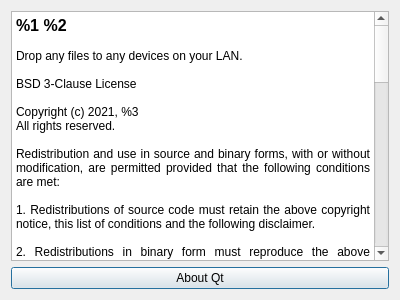
Qt form LANDrop/aboutdialog.ui (LANDrop/LANDrop) before a commit.
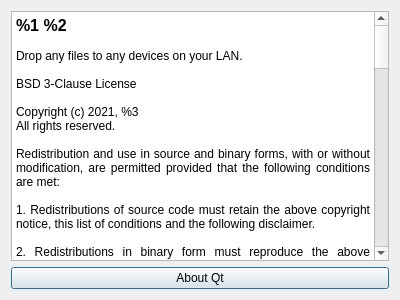
The same form after that commit.

Commit message: icon: Change the icon

What changed in the file:
```diff
--- a/LANDrop/aboutdialog.ui
+++ b/LANDrop/aboutdialog.ui
@@ -23,39 +23,51 @@
       <string>&lt;!DOCTYPE HTML PUBLIC &quot;-//W3C//DTD HTML 4.0//EN&quot; &quot;http://www.w3.org/TR/REC-html40/strict.dtd&quot;&gt;
 &lt;html&gt;&lt;head&gt;&lt;meta name=&quot;qrichtext&quot; content=&quot;1&quot; /&gt;&lt;style type=&quot;text/css&quot;&gt;
 p, li { white-space: pre-wrap; }
-&lt;/style&gt;&lt;/head&gt;&lt;body style=&quot; font-family:'Ubuntu'; font-size:11pt; font-weight:400; font-style:normal;&quot;&gt;
-&lt;p align=&quot;justify&quot; style=&quot; margin-top:0px; margin-bottom:0px; margin-left:0px; margin-right:0px; -qt-block-indent:0; text-indent:0px;&quot;&gt;&lt;span style=&quot; font-family:'Sans Serif'; font-size:12pt; font-weight:600;&quot;&gt;%1 %2&lt;/span&gt;&lt;/p&gt;
-&lt;p align=&quot;justify&quot; style=&quot;-qt-paragraph-type:empty; margin-top:0px; margin-bottom:0px; margin-left:0px; margin-right:0px; -qt-block-indent:0; text-indent:0px; font-family:'Sans Serif'; font-size:9pt;&quot;&gt;&lt;br /&gt;&lt;/p&gt;
-&lt;p align=&quot;justify&quot; style=&quot; margin-top:0px; margin-bottom:0px; margin-left:0px; margin-right:0px; -qt-block-indent:0; text-indent:0px;&quot;&gt;&lt;span style=&quot; font-family:'Sans Serif'; font-size:9pt;&quot;&gt;Drop any files to any devices on your LAN.&lt;/span&gt;&lt;/p&gt;
-&lt;p align=&quot;justify&quot; style=&quot;-qt-paragraph-type:empty; margin-top:0px; margin-bottom:0px; margin-left:0px; margin-right:0px; -qt-block-indent:0; text-indent:0px; font-family:'Sans Serif'; font-size:9pt;&quot;&gt;&lt;br /&gt;&lt;/p&gt;
-&lt;p align=&quot;justify&quot; style=&quot; margin-top:0px; margin-bottom:0px; margin-left:0px; margin-right:0px; -qt-block-indent:0; text-indent:0px;&quot;&gt;&lt;span style=&quot; font-family:'Sans Serif'; font-size:9pt;&quot;&gt;BSD 3-Clause License&lt;/span&gt;&lt;/p&gt;
-&lt;p align=&quot;justify&quot; style=&quot;-qt-paragraph-type:empty; margin-top:0px; margin-bottom:0px; margin-left:0px; margin-right:0px; -qt-block-indent:0; text-indent:0px; font-family:'Sans Serif'; font-size:9pt;&quot;&gt;&lt;br /&gt;&lt;/p&gt;
-&lt;p align=&quot;justify&quot; style=&quot; margin-top:0px; margin-bottom:0px; margin-left:0px; margin-right:0px; -qt-block-indent:0; text-indent:0px;&quot;&gt;&lt;span style=&quot; font-family:'Sans Serif'; font-size:9pt;&quot;&gt;Copyright (c) 2021, %3&lt;/span&gt;&lt;/p&gt;
-&lt;p align=&quot;justify&quot; style=&quot; margin-top:0px; margin-bottom:0px; margin-left:0px; margin-right:0px; -qt-block-indent:0; text-indent:0px;&quot;&gt;&lt;span style=&quot; font-family:'Sans Serif'; font-size:9pt;&quot;&gt;All rights reserved.&lt;/span&gt;&lt;/p&gt;
-&lt;p align=&quot;justify&quot; style=&quot;-qt-paragraph-type:empty; margin-top:0px; margin-bottom:0px; margin-left:0px; margin-right:0px; -qt-block-indent:0; text-indent:0px; font-family:'Sans Serif'; font-size:9pt;&quot;&gt;&lt;br /&gt;&lt;/p&gt;
-&lt;p align=&quot;justify&quot; style=&quot; margin-top:0px; margin-bottom:0px; margin-left:0px; margin-right:0px; -qt-block-indent:0; text-indent:0px;&quot;&gt;&lt;span style=&quot; font-family:'Sans Serif'; font-size:9pt;&quot;&gt;Redistribution and use in source and binary forms, with or without modification, are permitted provided that the following conditions are met:&lt;/span&gt;&lt;/p&gt;
-&lt;p align=&quot;justify&quot; style=&quot;-qt-paragraph-type:empty; margin-top:0px; margin-bottom:0px; margin-left:0px; margin-right:0px; -qt-block-indent:0; text-indent:0px; font-family:'Sans Serif'; font-size:9pt;&quot;&gt;&lt;br /&gt;&lt;/p&gt;
-&lt;p align=&quot;justify&quot; style=&quot; margin-top:0px; margin-bottom:0px; margin-left:0px; margin-right:0px; -qt-block-indent:0; text-indent:0px;&quot;&gt;&lt;span style=&quot; font-family:'Sans Serif'; font-size:9pt;&quot;&gt;1. Redistributions of source code must retain the above copyright notice, this list of conditions and the following disclaimer.&lt;/span&gt;&lt;/p&gt;
-&lt;p align=&quot;justify&quot; style=&quot;-qt-paragraph-type:empty; margin-top:0px; margin-bottom:0px; margin-left:0px; margin-right:0px; -qt-block-indent:0; text-indent:0px; font-family:'Sans Serif'; font-size:9pt;&quot;&gt;&lt;br /&gt;&lt;/p&gt;
-&lt;p align=&quot;justify&quot; style=&quot; margin-top:0px; margin-bottom:0px; margin-left:0px; margin-right:0px; -qt-block-indent:0; text-indent:0px;&quot;&gt;&lt;span style=&quot; font-family:'Sans Serif'; font-size:9pt;&quot;&gt;2. Redistributions in binary form must reproduce the above copyright notice, this list of conditions and the following disclaimer in the documentation and/or other materials provided with the distribution.&lt;/span&gt;&lt;/p&gt;
-&lt;p align=&quot;justify&quot; style=&quot;-qt-paragraph-type:empty; margin-top:0px; margin-bottom:0px; margin-left:0px; margin-right:0px; -qt-block-indent:0; text-indent:0px; font-family:'Sans Serif'; font-size:9pt;&quot;&gt;&lt;br /&gt;&lt;/p&gt;
-&lt;p align=&quot;justify&quot; style=&quot; margin-top:0px; margin-bottom:0px; margin-left:0px; margin-right:0px; -qt-block-indent:0; text-indent:0px;&quot;&gt;&lt;span style=&quot; font-family:'Sans Serif'; font-size:9pt;&quot;&gt;3. Neither the name of the copyright holder nor the names of its contributors may be used to endorse or promote products derived from this software without specific prior written permission.&lt;/span&gt;&lt;/p&gt;
-&lt;p align=&quot;justify&quot; style=&quot;-qt-paragraph-type:empty; margin-top:0px; margin-bottom:0px; margin-left:0px; margin-right:0px; -qt-block-indent:0; text-indent:0px; font-family:'Sans Serif'; font-size:9pt;&quot;&gt;&lt;br /&gt;&lt;/p&gt;
-&lt;p align=&quot;justify&quot; style=&quot; margin-top:0px; margin-bottom:0px; margin-left:0px; margin-right:0px; -qt-block-indent:0; text-indent:0px;&quot;&gt;&lt;span style=&quot; font-family:'Sans Serif'; font-size:9pt;&quot;&gt;THIS SOFTWARE IS PROVIDED BY THE COPYRIGHT HOLDERS AND CONTRIBUTORS &amp;quot;AS IS&amp;quot; AND ANY EXPRESS OR IMPLIED WARRANTIES, INCLUDING, BUT NOT LIMITED TO, THE IMPLIED WARRANTIES OF MERCHANTABILITY AND FITNESS FOR A PARTICULAR PURPOSE ARE DISCLAIMED. IN NO EVENT SHALL THE COPYRIGHT HOLDER OR CONTRIBUTORS BE LIABLE FOR ANY DIRECT, INDIRECT, INCIDENTAL, SPECIAL, EXEMPLARY, OR CONSEQUENTIAL DAMAGES (INCLUDING, BUT NOT LIMITED TO, PROCUREMENT OF SUBSTITUTE GOODS OR SERVICES; LOSS OF USE, DATA, OR PROFITS; OR BUSINESS INTERRUPTION) HOWEVER CAUSED AND ON ANY THEORY OF LIABILITY, WHETHER IN CONTRACT, STRICT LIABILITY, OR TORT (INCLUDING NEGLIGENCE OR OTHERWISE) ARISING IN ANY WAY OUT OF THE USE OF THIS SOFTWARE, EVEN IF ADVISED OF THE POSSIBILITY OF SUCH DAMAGE.&lt;/span&gt;&lt;/p&gt;
-&lt;p align=&quot;justify&quot; style=&quot;-qt-paragraph-type:empty; margin-top:0px; margin-bottom:0px; margin-left:0px; margin-right:0px; -qt-block-indent:0; text-indent:0px; font-family:'Sans Serif'; font-size:9pt;&quot;&gt;&lt;br /&gt;&lt;/p&gt;
-&lt;p align=&quot;justify&quot; style=&quot;-qt-paragraph-type:empty; margin-top:0px; margin-bottom:0px; margin-left:0px; margin-right:0px; -qt-block-indent:0; text-indent:0px; font-family:'Sans Serif'; font-size:9pt;&quot;&gt;&lt;br /&gt;&lt;/p&gt;
-&lt;p align=&quot;justify&quot; style=&quot; margin-top:0px; margin-bottom:0px; margin-left:0px; margin-right:0px; -qt-block-indent:0; text-indent:0px;&quot;&gt;&lt;span style=&quot; font-family:'Sans Serif'; font-size:12pt; font-weight:600;&quot;&gt;3rd Party Software&lt;/span&gt;&lt;/p&gt;
-&lt;p align=&quot;justify&quot; style=&quot;-qt-paragraph-type:empty; margin-top:0px; margin-bottom:0px; margin-left:0px; margin-right:0px; -qt-block-indent:0; text-indent:0px; font-family:'Sans Serif'; font-size:9pt;&quot;&gt;&lt;br /&gt;&lt;/p&gt;
-&lt;p align=&quot;justify&quot; style=&quot; margin-top:0px; margin-bottom:0px; margin-left:0px; margin-right:0px; -qt-block-indent:0; text-indent:0px;&quot;&gt;&lt;span style=&quot; font-family:'Sans Serif'; font-size:10pt; font-weight:600;&quot;&gt;libsodium&lt;/span&gt;&lt;/p&gt;
-&lt;p align=&quot;justify&quot; style=&quot;-qt-paragraph-type:empty; margin-top:0px; margin-bottom:0px; margin-left:0px; margin-right:0px; -qt-block-indent:0; text-indent:0px; font-family:'Sans Serif'; font-size:9pt;&quot;&gt;&lt;br /&gt;&lt;/p&gt;
-&lt;p align=&quot;justify&quot; style=&quot; margin-top:0px; margin-bottom:0px; margin-left:0px; margin-right:0px; -qt-block-indent:0; text-indent:0px;&quot;&gt;&lt;span style=&quot; font-family:'Sans Serif'; font-size:9pt;&quot;&gt;ISC License&lt;/span&gt;&lt;/p&gt;
-&lt;p align=&quot;justify&quot; style=&quot;-qt-paragraph-type:empty; margin-top:0px; margin-bottom:0px; margin-left:0px; margin-right:0px; -qt-block-indent:0; text-indent:0px; font-family:'Sans Serif'; font-size:9pt;&quot;&gt;&lt;br /&gt;&lt;/p&gt;
-&lt;p align=&quot;justify&quot; style=&quot; margin-top:0px; margin-bottom:0px; margin-left:0px; margin-right:0px; -qt-block-indent:0; text-indent:0px;&quot;&gt;&lt;span style=&quot; font-family:'Sans Serif'; font-size:9pt;&quot;&gt;Copyright (c) 2013-2021&lt;/span&gt;&lt;/p&gt;
-&lt;p align=&quot;justify&quot; style=&quot; margin-top:0px; margin-bottom:0px; margin-left:0px; margin-right:0px; -qt-block-indent:0; text-indent:0px;&quot;&gt;&lt;span style=&quot; font-family:'Sans Serif'; font-size:9pt;&quot;&gt;Frank Denis &amp;lt;j at pureftpd dot org&amp;gt;&lt;/span&gt;&lt;/p&gt;
-&lt;p align=&quot;justify&quot; style=&quot;-qt-paragraph-type:empty; margin-top:0px; margin-bottom:0px; margin-left:0px; margin-right:0px; -qt-block-indent:0; text-indent:0px; font-family:'Sans Serif'; font-size:9pt;&quot;&gt;&lt;br /&gt;&lt;/p&gt;
-&lt;p align=&quot;justify&quot; style=&quot; margin-top:0px; margin-bottom:0px; margin-left:0px; margin-right:0px; -qt-block-indent:0; text-indent:0px;&quot;&gt;&lt;span style=&quot; font-family:'Sans Serif'; font-size:9pt;&quot;&gt;Permission to use, copy, modify, and/or distribute this software for any purpose with or without fee is hereby granted, provided that the above copyright notice and this permission notice appear in all copies.&lt;/span&gt;&lt;/p&gt;
-&lt;p align=&quot;justify&quot; style=&quot;-qt-paragraph-type:empty; margin-top:0px; margin-bottom:0px; margin-left:0px; margin-right:0px; -qt-block-indent:0; text-indent:0px; font-family:'Sans Serif'; font-size:9pt;&quot;&gt;&lt;br /&gt;&lt;/p&gt;
-&lt;p align=&quot;justify&quot; style=&quot; margin-top:0px; margin-bottom:0px; margin-left:0px; margin-right:0px; -qt-block-indent:0; text-indent:0px;&quot;&gt;&lt;span style=&quot; font-family:'Sans Serif'; font-size:9pt;&quot;&gt;THE SOFTWARE IS PROVIDED &amp;quot;AS IS&amp;quot; AND THE AUTHOR DISCLAIMS ALL WARRANTIES WITH REGARD TO THIS SOFTWARE INCLUDING ALL IMPLIED WARRANTIES OF MERCHANTABILITY AND FITNESS. IN NO EVENT SHALL THE AUTHOR BE LIABLE FOR ANY SPECIAL, DIRECT, INDIRECT, OR CONSEQUENTIAL DAMAGES OR ANY DAMAGES WHATSOEVER RESULTING FROM LOSS OF USE, DATA OR PROFITS, WHETHER IN AN ACTION OF CONTRACT, NEGLIGENCE OR OTHER TORTIOUS ACTION, ARISING OUT OF OR IN CONNECTION WITH THE USE OR PERFORMANCE OF THIS SOFTWARE.&lt;/span&gt;&lt;/p&gt;&lt;/body&gt;&lt;/html&gt;</string>
+&lt;/style&gt;&lt;/head&gt;&lt;body style=&quot; font-family:'Sans Serif'; font-size:9pt; font-weight:400; font-style:normal;&quot;&gt;
+&lt;p align=&quot;justify&quot; style=&quot; margin-top:0px; margin-bottom:0px; margin-left:0px; margin-right:0px; -qt-block-indent:0; text-indent:0px;&quot;&gt;&lt;span style=&quot; font-size:12pt; font-weight:600;&quot;&gt;%1 %2&lt;/span&gt;&lt;/p&gt;
+&lt;p align=&quot;justify&quot; style=&quot;-qt-paragraph-type:empty; margin-top:0px; margin-bottom:0px; margin-left:0px; margin-right:0px; -qt-block-indent:0; text-indent:0px;&quot;&gt;&lt;br /&gt;&lt;/p&gt;
+&lt;p align=&quot;justify&quot; style=&quot; margin-top:0px; margin-bottom:0px; margin-left:0px; margin-right:0px; -qt-block-indent:0; text-indent:0px;&quot;&gt;Drop any files to any devices on your LAN.&lt;/p&gt;
+&lt;p align=&quot;justify&quot; style=&quot;-qt-paragraph-type:empty; margin-top:0px; margin-bottom:0px; margin-left:0px; margin-right:0px; -qt-block-indent:0; text-indent:0px;&quot;&gt;&lt;br /&gt;&lt;/p&gt;
+&lt;p align=&quot;justify&quot; style=&quot; margin-top:0px; margin-bottom:0px; margin-left:0px; margin-right:0px; -qt-block-indent:0; text-indent:0px;&quot;&gt;BSD 3-Clause License&lt;/p&gt;
+&lt;p align=&quot;justify&quot; style=&quot;-qt-paragraph-type:empty; margin-top:0px; margin-bottom:0px; margin-left:0px; margin-right:0px; -qt-block-indent:0; text-indent:0px;&quot;&gt;&lt;br /&gt;&lt;/p&gt;
+&lt;p align=&quot;justify&quot; style=&quot; margin-top:0px; margin-bottom:0px; margin-left:0px; margin-right:0px; -qt-block-indent:0; text-indent:0px;&quot;&gt;Copyright (c) 2021, %3&lt;/p&gt;
+&lt;p align=&quot;justify&quot; style=&quot; margin-top:0px; margin-bottom:0px; margin-left:0px; margin-right:0px; -qt-block-indent:0; text-indent:0px;&quot;&gt;All rights reserved.&lt;/p&gt;
+&lt;p align=&quot;justify&quot; style=&quot;-qt-paragraph-type:empty; margin-top:0px; margin-bottom:0px; margin-left:0px; margin-right:0px; -qt-block-indent:0; text-indent:0px;&quot;&gt;&lt;br /&gt;&lt;/p&gt;
+&lt;p align=&quot;justify&quot; style=&quot; margin-top:0px; margin-bottom:0px; margin-left:0px; margin-right:0px; -qt-block-indent:0; text-indent:0px;&quot;&gt;Redistribution and use in source and binary forms, with or without modification, are permitted provided that the following conditions are met:&lt;/p&gt;
+&lt;p align=&quot;justify&quot; style=&quot;-qt-paragraph-type:empty; margin-top:0px; margin-bottom:0px; margin-left:0px; margin-right:0px; -qt-block-indent:0; text-indent:0px;&quot;&gt;&lt;br /&gt;&lt;/p&gt;
+&lt;p align=&quot;justify&quot; style=&quot; margin-top:0px; margin-bottom:0px; margin-left:0px; margin-right:0px; -qt-block-indent:0; text-indent:0px;&quot;&gt;1. Redistributions of source code must retain the above copyright notice, this list of conditions and the following disclaimer.&lt;/p&gt;
+&lt;p align=&quot;justify&quot; style=&quot;-qt-paragraph-type:empty; margin-top:0px; margin-bottom:0px; margin-left:0px; margin-right:0px; -qt-block-indent:0; text-indent:0px;&quot;&gt;&lt;br /&gt;&lt;/p&gt;
+&lt;p align=&quot;justify&quot; style=&quot; margin-top:0px; margin-bottom:0px; margin-left:0px; margin-right:0px; -qt-block-indent:0; text-indent:0px;&quot;&gt;2. Redistributions in binary form must reproduce the above copyright notice, this list of conditions and the following disclaimer in the documentation and/or other materials provided with the distribution.&lt;/p&gt;
+&lt;p align=&quot;justify&quot; style=&quot;-qt-paragraph-type:empty; margin-top:0px; margin-bottom:0px; margin-left:0px; margin-right:0px; -qt-block-indent:0; text-indent:0px;&quot;&gt;&lt;br /&gt;&lt;/p&gt;
+&lt;p align=&quot;justify&quot; style=&quot; margin-top:0px; margin-bottom:0px; margin-left:0px; margin-right:0px; -qt-block-indent:0; text-indent:0px;&quot;&gt;3. Neither the name of the copyright holder nor the names of its contributors may be used to endorse or promote products derived from this software without specific prior written permission.&lt;/p&gt;
+&lt;p align=&quot;justify&quot; style=&quot;-qt-paragraph-type:empty; margin-top:0px; margin-bottom:0px; margin-left:0px; margin-right:0px; -qt-block-indent:0; text-indent:0px;&quot;&gt;&lt;br /&gt;&lt;/p&gt;
+&lt;p align=&quot;justify&quot; style=&quot; margin-top:0px; margin-bottom:0px; margin-left:0px; margin-right:0px; -qt-block-indent:0; text-indent:0px;&quot;&gt;THIS SOFTWARE IS PROVIDED BY THE COPYRIGHT HOLDERS AND CONTRIBUTORS &amp;quot;AS IS&amp;quot; AND ANY EXPRESS OR IMPLIED WARRANTIES, INCLUDING, BUT NOT LIMITED TO, THE IMPLIED WARRANTIES OF MERCHANTABILITY AND FITNESS FOR A PARTICULAR PURPOSE ARE DISCLAIMED. IN NO EVENT SHALL THE COPYRIGHT HOLDER OR CONTRIBUTORS BE LIABLE FOR ANY DIRECT, INDIRECT, INCIDENTAL, SPECIAL, EXEMPLARY, OR CONSEQUENTIAL DAMAGES (INCLUDING, BUT NOT LIMITED TO, PROCUREMENT OF SUBSTITUTE GOODS OR SERVICES; LOSS OF USE, DATA, OR PROFITS; OR BUSINESS INTERRUPTION) HOWEVER CAUSED AND ON ANY THEORY OF LIABILITY, WHETHER IN CONTRACT, STRICT LIABILITY, OR TORT (INCLUDING NEGLIGENCE OR OTHERWISE) ARISING IN ANY WAY OUT OF THE USE OF THIS SOFTWARE, EVEN IF ADVISED OF THE POSSIBILITY OF SUCH DAMAGE.&lt;/p&gt;
+&lt;p align=&quot;justify&quot; style=&quot;-qt-paragraph-type:empty; margin-top:0px; margin-bottom:0px; margin-left:0px; margin-right:0px; -qt-block-indent:0; text-indent:0px;&quot;&gt;&lt;br /&gt;&lt;/p&gt;
+&lt;p align=&quot;justify&quot; style=&quot; margin-top:0px; margin-bottom:0px; margin-left:0px; margin-right:0px; -qt-block-indent:0; text-indent:0px;&quot;&gt;&lt;span style=&quot; font-size:10pt; font-weight:600;&quot;&gt;LANDrop Icon&lt;/span&gt;&lt;/p&gt;
+&lt;p align=&quot;justify&quot; style=&quot;-qt-paragraph-type:empty; margin-top:0px; margin-bottom:0px; margin-left:0px; margin-right:0px; -qt-block-indent:0; text-indent:0px;&quot;&gt;&lt;br /&gt;&lt;/p&gt;
+&lt;p align=&quot;justify&quot; style=&quot; margin-top:0px; margin-bottom:0px; margin-left:0px; margin-right:0px; -qt-block-indent:0; text-indent:0px;&quot;&gt;This work is licensed under the Creative Commons Attribution-NonCommercial-NoDerivatives 4.0 International License. To view a copy of this license, visit http://creativecommons.org/licenses/by-nc-nd/4.0/.&lt;/p&gt;
+&lt;p align=&quot;justify&quot; style=&quot;-qt-paragraph-type:empty; margin-top:0px; margin-bottom:0px; margin-left:0px; margin-right:0px; -qt-block-indent:0; text-indent:0px;&quot;&gt;&lt;br /&gt;&lt;/p&gt;
+&lt;p align=&quot;justify&quot; style=&quot;-qt-paragraph-type:empty; margin-top:0px; margin-bottom:0px; margin-left:0px; margin-right:0px; -qt-block-indent:0; text-indent:0px;&quot;&gt;&lt;br /&gt;&lt;/p&gt;
+&lt;p align=&quot;justify&quot; style=&quot; margin-top:0px; margin-bottom:0px; margin-left:0px; margin-right:0px; -qt-block-indent:0; text-indent:0px;&quot;&gt;&lt;span style=&quot; font-size:12pt; font-weight:600;&quot;&gt;3rd Party Software &amp;amp; Artwork&lt;/span&gt;&lt;/p&gt;
+&lt;p align=&quot;justify&quot; style=&quot;-qt-paragraph-type:empty; margin-top:0px; margin-bottom:0px; margin-left:0px; margin-right:0px; -qt-block-indent:0; text-indent:0px;&quot;&gt;&lt;br /&gt;&lt;/p&gt;
+&lt;p align=&quot;justify&quot; style=&quot; margin-top:0px; margin-bottom:0px; margin-left:0px; margin-right:0px; -qt-block-indent:0; text-indent:0px;&quot;&gt;&lt;span style=&quot; font-size:10pt; font-weight:600;&quot;&gt;libsodium&lt;/span&gt;&lt;/p&gt;
+&lt;p align=&quot;justify&quot; style=&quot;-qt-paragraph-type:empty; margin-top:0px; margin-bottom:0px; margin-left:0px; margin-right:0px; -qt-block-indent:0; text-indent:0px;&quot;&gt;&lt;br /&gt;&lt;/p&gt;
+&lt;p align=&quot;justify&quot; style=&quot; margin-top:0px; margin-bottom:0px; margin-left:0px; margin-right:0px; -qt-block-indent:0; text-indent:0px;&quot;&gt;ISC License&lt;/p&gt;
+&lt;p align=&quot;justify&quot; style=&quot;-qt-paragraph-type:empty; margin-top:0px; margin-bottom:0px; margin-left:0px; margin-right:0px; -qt-block-indent:0; text-indent:0px;&quot;&gt;&lt;br /&gt;&lt;/p&gt;
+&lt;p align=&quot;justify&quot; style=&quot; margin-top:0px; margin-bottom:0px; margin-left:0px; margin-right:0px; -qt-block-indent:0; text-indent:0px;&quot;&gt;Copyright (c) 2013-2021&lt;/p&gt;
+&lt;p align=&quot;justify&quot; style=&quot; margin-top:0px; margin-bottom:0px; margin-left:0px; margin-right:0px; -qt-block-indent:0; text-indent:0px;&quot;&gt;Frank Denis &amp;lt;j at pureftpd dot org&amp;gt;&lt;/p&gt;
+&lt;p align=&quot;justify&quot; style=&quot;-qt-paragraph-type:empty; margin-top:0px; margin-bottom:0px; margin-left:0px; margin-right:0px; -qt-block-indent:0; text-indent:0px;&quot;&gt;&lt;br /&gt;&lt;/p&gt;
+&lt;p align=&quot;justify&quot; style=&quot; margin-top:0px; margin-bottom:0px; margin-left:0px; margin-right:0px; -qt-block-indent:0; text-indent:0px;&quot;&gt;Permission to use, copy, modify, and/or distribute this software for any purpose with or without fee is hereby granted, provided that the above copyright notice and this permission notice appear in all copies.&lt;/p&gt;
+&lt;p align=&quot;justify&quot; style=&quot;-qt-paragraph-type:empty; margin-top:0px; margin-bottom:0px; margin-left:0px; margin-right:0px; -qt-block-indent:0; text-indent:0px;&quot;&gt;&lt;br /&gt;&lt;/p&gt;
+&lt;p align=&quot;justify&quot; style=&quot; margin-top:0px; margin-bottom:0px; margin-left:0px; margin-right:0px; -qt-block-indent:0; text-indent:0px;&quot;&gt;THE SOFTWARE IS PROVIDED &amp;quot;AS IS&amp;quot; AND THE AUTHOR DISCLAIMS ALL WARRANTIES WITH REGARD TO THIS SOFTWARE INCLUDING ALL IMPLIED WARRANTIES OF MERCHANTABILITY AND FITNESS. IN NO EVENT SHALL THE AUTHOR BE LIABLE FOR ANY SPECIAL, DIRECT, INDIRECT, OR CONSEQUENTIAL DAMAGES OR ANY DAMAGES WHATSOEVER RESULTING FROM LOSS OF USE, DATA OR PROFITS, WHETHER IN AN ACTION OF CONTRACT, NEGLIGENCE OR OTHER TORTIOUS ACTION, ARISING OUT OF OR IN CONNECTION WITH THE USE OR PERFORMANCE OF THIS SOFTWARE.&lt;/p&gt;
+&lt;p align=&quot;justify&quot; style=&quot;-qt-paragraph-type:empty; margin-top:0px; margin-bottom:0px; margin-left:0px; margin-right:0px; -qt-block-indent:0; text-indent:0px;&quot;&gt;&lt;br /&gt;&lt;/p&gt;
+&lt;p align=&quot;justify&quot; style=&quot; margin-top:0px; margin-bottom:0px; margin-left:0px; margin-right:0px; -qt-block-indent:0; text-indent:0px;&quot;&gt;&lt;span style=&quot; font-size:10pt; font-weight:600;&quot;&gt;Material Design Icons&lt;/span&gt;&lt;/p&gt;
+&lt;p align=&quot;justify&quot; style=&quot;-qt-paragraph-type:empty; margin-top:0px; margin-bottom:0px; margin-left:0px; margin-right:0px; -qt-block-indent:0; text-indent:0px;&quot;&gt;&lt;br /&gt;&lt;/p&gt;
+&lt;p align=&quot;justify&quot; style=&quot; margin-top:0px; margin-bottom:0px; margin-left:0px; margin-right:0px; -qt-block-indent:0; text-indent:0px;&quot;&gt;Licensed under the Apache License, Version 2.0 (the &amp;quot;License&amp;quot;); you may not use this file except in compliance with the License. You may obtain a copy of the License at&lt;/p&gt;
+&lt;p style=&quot;-qt-paragraph-type:empty; margin-top:0px; margin-bottom:0px; margin-left:0px; margin-right:0px; -qt-block-indent:0; text-indent:0px;&quot;&gt;&lt;br /&gt;&lt;/p&gt;
+&lt;p style=&quot; margin-top:0px; margin-bottom:0px; margin-left:0px; margin-right:0px; -qt-block-indent:0; text-indent:0px;&quot;&gt;http://www.apache.org/licenses/LICENSE-2.0&lt;/p&gt;
+&lt;p style=&quot;-qt-paragraph-type:empty; margin-top:0px; margin-bottom:0px; margin-left:0px; margin-right:0px; -qt-block-indent:0; text-indent:0px;&quot;&gt;&lt;br /&gt;&lt;/p&gt;
+&lt;p style=&quot; margin-top:0px; margin-bottom:0px; margin-left:0px; margin-right:0px; -qt-block-indent:0; text-indent:0px;&quot;&gt;Unless required by applicable law or agreed to in writing, software distributed under the License is distributed on an &amp;quot;AS IS&amp;quot; BASIS, WITHOUT WARRANTIES OR CONDITIONS OF ANY KIND, either express or implied. See the License for the specific language governing permissions and limitations under the License.&lt;/p&gt;&lt;/body&gt;&lt;/html&gt;</string>
      </property>
     </widget>
    </item>
```
The commit also changes 11 other files.
